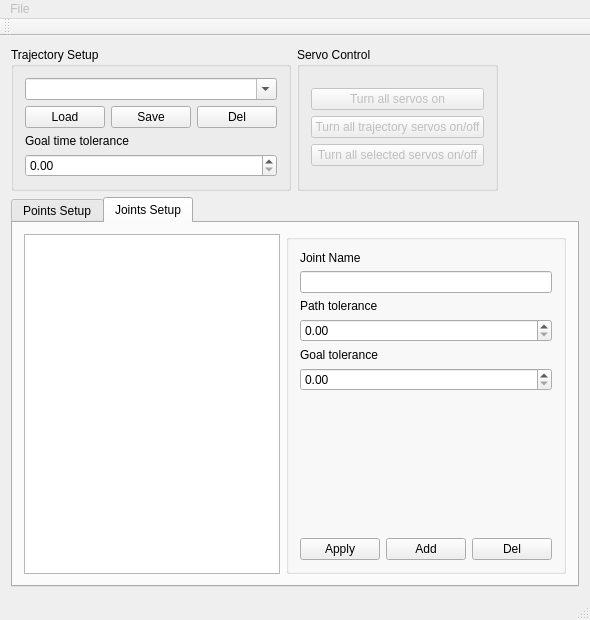
Qt form hmi/sweetie_bot_joint_trajectory_editor/src/Editor.ui (sweetie-bot-project/sweetie_bot) before a commit.
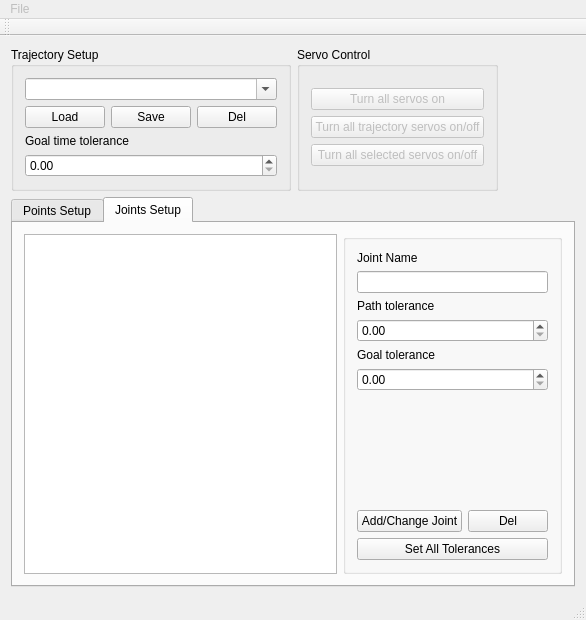
The same form after that commit. The open tabs and pages were chosen to show the change.

Commit message:
joint_tragectory_editor refacroing.
1. Interfase JointTrajectoryData was changed to index-oriented. Internal
processing is simplifiied.
2. Joints' state is displayed in JointTrajectoryPointTableView.
3. Tolerances are displayed in JointListTableView.
4. Bulk tolerance assigment.
5. Deprecate Add real pose button.
6. Disable autosave to yaml file.

Patch:
```diff
--- a/hmi/sweetie_bot_joint_trajectory_editor/src/Editor.ui
+++ b/hmi/sweetie_bot_joint_trajectory_editor/src/Editor.ui
@@ -432,20 +432,10 @@
                  </item>
                  <item>
                   <layout class="QHBoxLayout" name="horizontalLayout_3">
-                   <item>
-                    <widget class="QPushButton" name="applyButton">
-                     <property name="enabled">
-                      <bool>true</bool>
-                     </property>
-                     <property name="text">
-                      <string>Apply</string>
-                     </property>
-                    </widget>
-                   </item>
                    <item>
                     <widget class="QPushButton" name="addButton">
                      <property name="text">
-                      <string>Add</string>
+						 <string>Add/Change Joint</string>
                      </property>
                     </widget>
                    </item>
@@ -458,6 +448,16 @@
                    </item>
                   </layout>
                  </item>
+                 <item>
+                   <widget class="QPushButton" name="applyButton">
+                    <property name="enabled">
+                     <bool>true</bool>
+                    </property>
+                    <property name="text">
+				   	 <string>Set All Tolerances</string>
+                    </property>
+                   </widget>
+                 </item>
                 </layout>
                </item>
               </layout>
```
Left out of the diff: 6 changed lines with no effect on the pictures. The commit also changes 10 other files.
